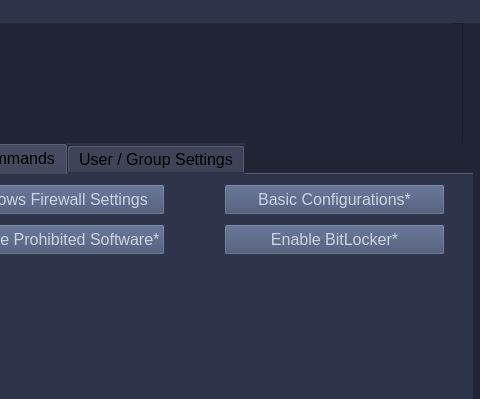
Before: the Qt Designer form GUIs/ScriptRunnerPyQt5_GUI/PyUIs/MainMenu2.ui in vipersniper0501/CP_Scripts2, drawn with Qt 5; both pictures show x 368 to 848 and y 0 to 399 of the 848 by 598 pixel window.
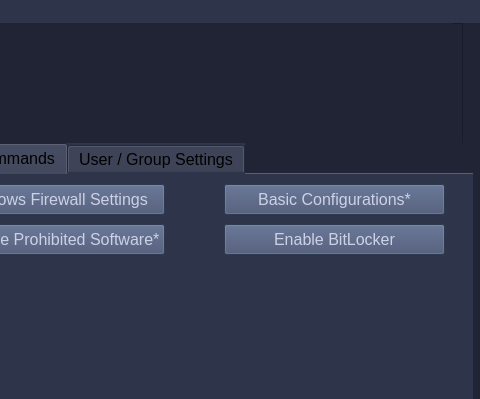
After: the same form once the commit is applied. The open tabs and pages were chosen to show the change. Icons and pictures are not drawn.

The edit to the form file:
```diff
--- a/GUIs/ScriptRunnerPyQt5_GUI/PyUIs/MainMenu2.ui
+++ b/GUIs/ScriptRunnerPyQt5_GUI/PyUIs/MainMenu2.ui
@@ -552,7 +552,7 @@
          <string notr="true">background-color: #414E6E;color: #CCD2E6;</string>
         </property>
         <property name="text">
-         <string>Enable BitLocker*</string>
+         <string>Enable BitLocker</string>
         </property>
        </widget>
       </widget>
```
